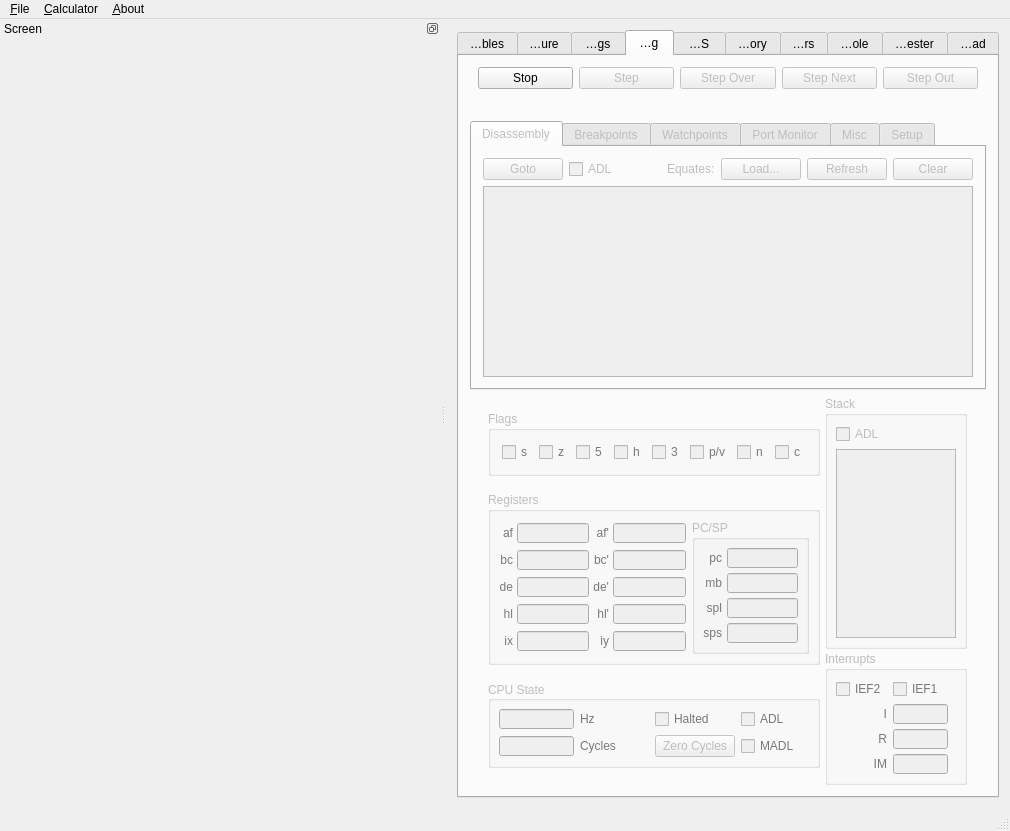
Old version of the form gui/qt/mainwindow.ui in the repository CE-Programming/CEmu.
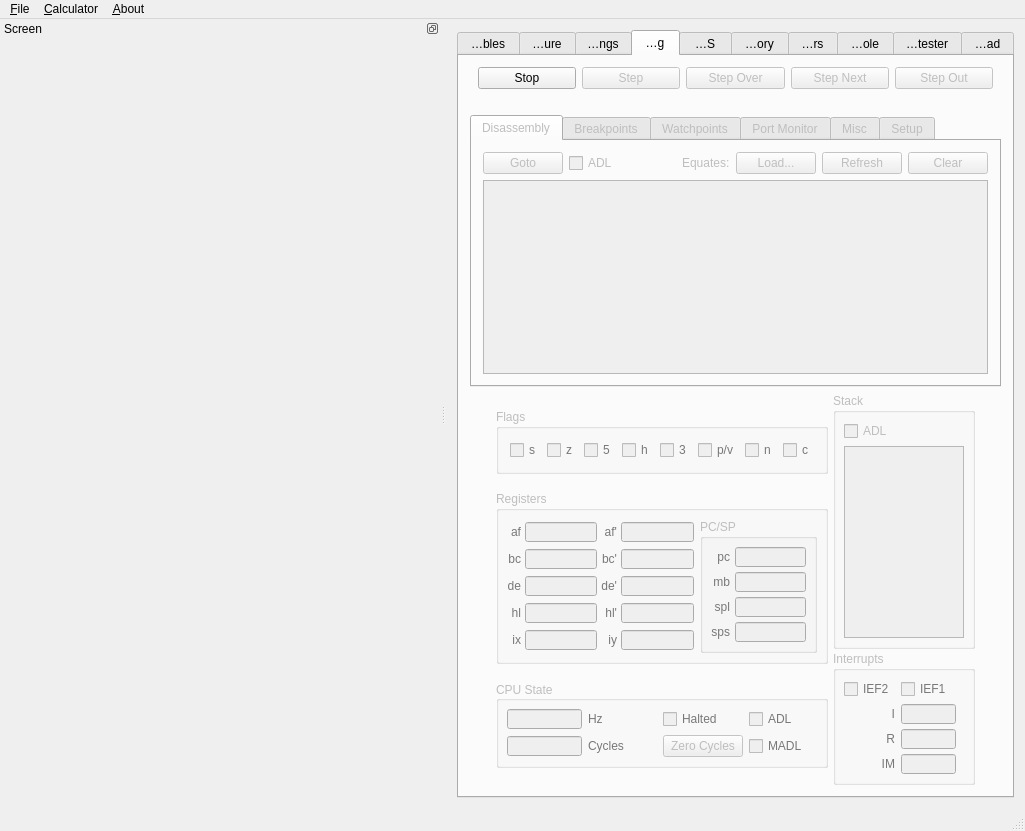
New version of the form. Icons and pictures are not drawn. Custom widgets are drawn as their Qt base class.

Commit message: Autohide debugger label

```diff
--- a/gui/qt/mainwindow.ui
+++ b/gui/qt/mainwindow.ui
@@ -6,7 +6,7 @@
    <rect>
     <x>0</x>
     <y>0</y>
-    <width>1004</width>
+    <width>1025</width>
     <height>831</height>
    </rect>
   </property>
@@ -2166,13 +2166,16 @@
             <property name="sizeHint" stdset="0">
              <size>
               <width>40</width>
-              <height>20</height>
+              <height>0</height>
              </size>
             </property>
            </spacer>
           </item>
           <item>
            <widget class="QLabel" name="debuggerLabel">
+            <property name="enabled">
+             <bool>true</bool>
+            </property>
             <property name="text">
              <string/>
             </property>
@@ -2192,7 +2195,7 @@
             <property name="sizeHint" stdset="0">
              <size>
               <width>40</width>
-              <height>20</height>
+              <height>0</height>
              </size>
             </property>
            </spacer>
@@ -8014,8 +8017,8 @@
     <rect>
      <x>0</x>
      <y>0</y>
-     <width>1004</width>
-     <height>22</height>
+     <width>1025</width>
+     <height>27</height>
     </rect>
    </property>
    <property name="sizePolicy">
```
The commit also changes 1 other file.
